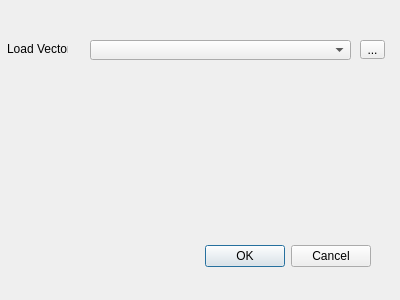
The window that concaveman_qgis_dialog_base.ui (alexlipovka/concaveman_qgis) describes before a commit, drawn with Qt 5.
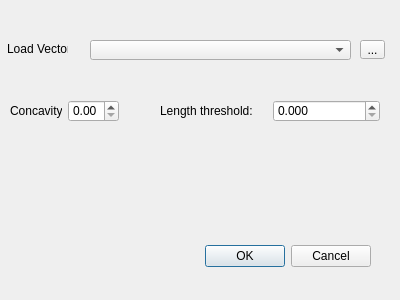
The same window after the commit.

Commit message: added concavity and length threshold to UI

The edit to the form file:
```diff
--- a/concaveman_qgis_dialog_base.ui
+++ b/concaveman_qgis_dialog_base.ui
@@ -65,6 +65,54 @@
     <string>Load Vector:</string>
    </property>
   </widget>
+  <widget class="QWidget" name="">
+   <property name="geometry">
+    <rect>
+     <x>160</x>
+     <y>100</y>
+     <width>220</width>
+     <height>22</height>
+    </rect>
+   </property>
+   <layout class="QHBoxLayout" name="horizontalLayout">
+    <item>
+     <widget class="QLabel" name="label_3">
+      <property name="text">
+       <string>Length threshold:</string>
+      </property>
+     </widget>
+    </item>
+    <item>
+     <widget class="QDoubleSpinBox" name="dsbLenThres">
+      <property name="decimals">
+       <number>3</number>
+      </property>
+     </widget>
+    </item>
+   </layout>
+  </widget>
+  <widget class="QWidget" name="">
+   <property name="geometry">
+    <rect>
+     <x>10</x>
+     <y>100</y>
+     <width>109</width>
+     <height>22</height>
+    </rect>
+   </property>
+   <layout class="QHBoxLayout" name="horizontalLayout_2">
+    <item>
+     <widget class="QLabel" name="label_2">
+      <property name="text">
+       <string>Concavity:</string>
+      </property>
+     </widget>
+    </item>
+    <item>
+     <widget class="QDoubleSpinBox" name="dsbConcavity"/>
+    </item>
+   </layout>
+  </widget>
  </widget>
  <resources/>
  <connections>
```
The commit also changes 2 other files.
